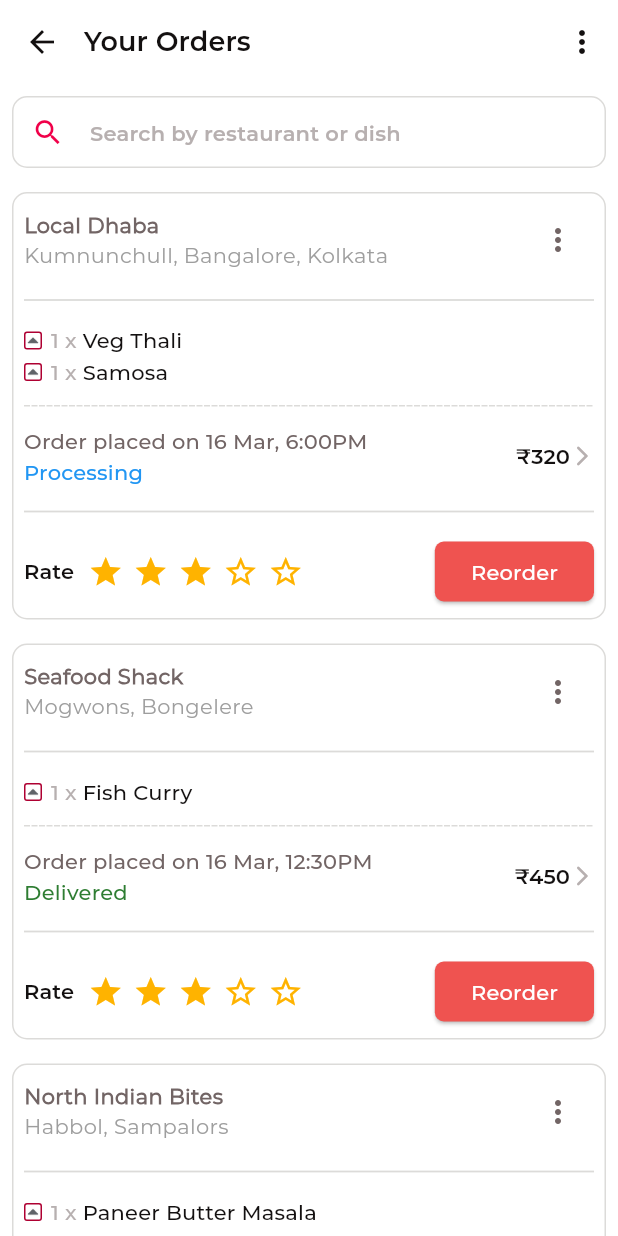
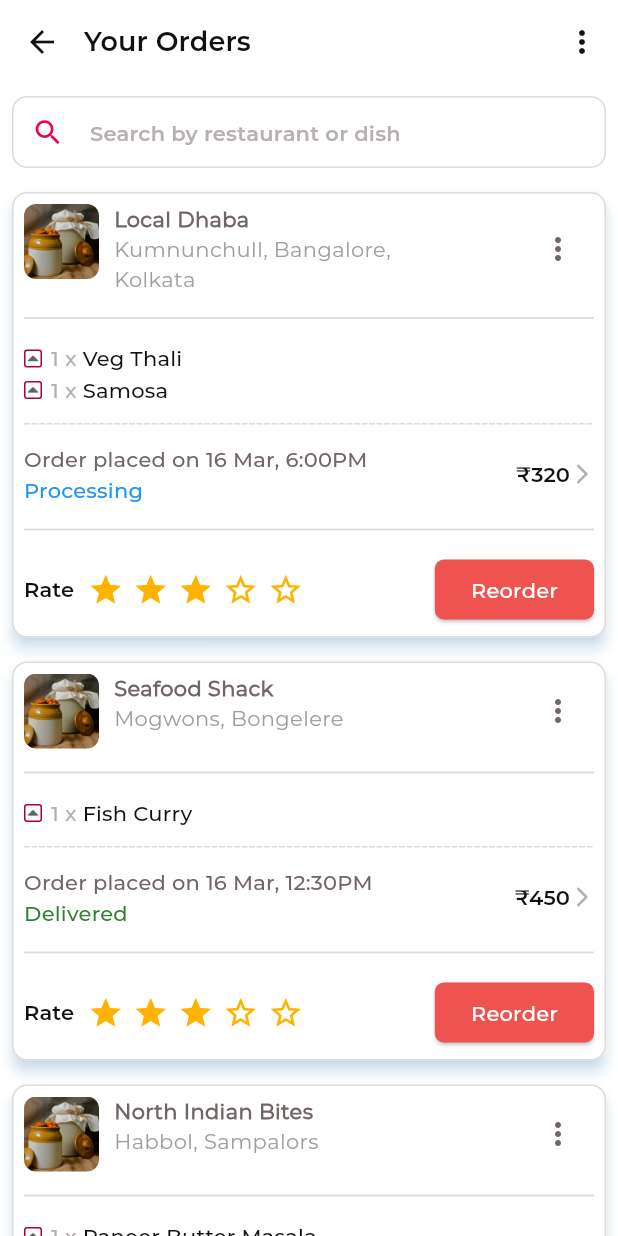
Before and after one commit to tulasireddytulasi/SpicyPickles, a Flutter app: the OrdersScreen screen opened directly, on a phone screen of 412 x 824 dp. Run offline on Flutter 3.47's test engine with Material 3 defaults, Android fonts, the phone set to English and light mode, and no system bars; our stand-ins replace bloc, cached_network_image, equatable, flutter_bloc, flutter_svg, infinite_scroll_pagination and 2 more; network calls fail.

Commit message:
add: Updated Order Card UI

```diff
--- a/lib/core/utils/app_extensions.dart
+++ b/lib/core/utils/app_extensions.dart
@@ -7,3 +7,8 @@ extension CustomThemeDataExtension on BuildContext {
 
   TextTheme? get textStyle => Theme.of(this).textTheme;
 }
+
+extension ScreenSize on BuildContext {
+  double get screenWidth => MediaQuery.of(this).size.width;
+  double get screenHeight => MediaQuery.of(this).size.height;
+}
--- a/lib/presentation/orders_screen/widget/order_card.dart
+++ b/lib/presentation/orders_screen/widget/order_card.dart
@@ -1,4 +1,5 @@
 import 'package:flutter/material.dart';
+import 'package:spicypickles/core/utils/app_assets.dart';
 import 'package:spicypickles/core/utils/app_colors.dart';
 import 'package:spicypickles/core/utils/app_enums.dart';
 import 'package:spicypickles/core/utils/app_extensions.dart';
@@ -61,7 +62,7 @@ class OrderItem extends StatelessWidget {
         side: BorderSide(color: AppColors.lightGrey),
       ),
       color: AppColors.white,
-      elevation: 0,
+      elevation: 4,
       shadowColor: Colors.blue.withValues(alpha: 0.4),
       child: InkWell(
         onTap: () {},
@@ -73,17 +74,44 @@ class OrderItem extends StatelessWidget {
               Row(
                 mainAxisAlignment: MainAxisAlignment.spaceBetween,
                 children: [
-                  Column(
+                  Row(
+                    mainAxisAlignment: MainAxisAlignment.start,
+                    crossAxisAlignment: CrossAxisAlignment.start,
                     mainAxisSize: MainAxisSize.min,
-                    crossAxisAlignment: CrossAxisAlignment.start,
                     children: [
-                      Text(
-                        orders.restaurantName ?? "",
-                        style: const TextStyle(fontWeight: FontWeight.bold),
+                      ClipRRect(
+                        borderRadius: BorderRadius.circular(8.0),
+                        child: Image.asset(
+                          AppAssets.kPickle8,
+                          width: 50,
+                          height: 50,
+                          fit: BoxFit.cover,
+                        ),
                       ),
-                      Text(orders.restaurantLocation ?? "", style: const TextStyle(color: Colors.grey)),
+                      SizedBox(width: 10,),
+                      Column(
+                        mainAxisSize: MainAxisSize.min,
+                        crossAxisAlignment: CrossAxisAlignment.start,
+                        children: [
+                          Text(
+                            orders.restaurantName ?? "",
+                            style: const TextStyle(fontWeight: FontWeight.bold),
+                          ),
+                          SizedBox(
+                            width: context.screenWidth / 1.7,
+                            child: Text(
+                              orders.restaurantLocation ?? "",
+                              softWrap: true,
+                              maxLines: 2,
+                              overflow: TextOverflow.ellipsis,
+                              style: const TextStyle(color: Colors.grey),
+                            ),
+                          ),
+                        ],
+                      ),
                     ],
                   ),
+
                   IconButton(
                     icon: const Icon(Icons.more_vert),
                     onPressed: () {},
```
